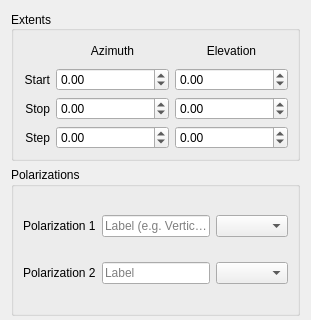
The window that pychamber/app/ui/experiment_widget.ui (PyChamber/PyChamber) describes before a commit, drawn with Qt 5; both pictures show x 0 to 311 and y 0 to 320 of the 311 by 483 pixel window.
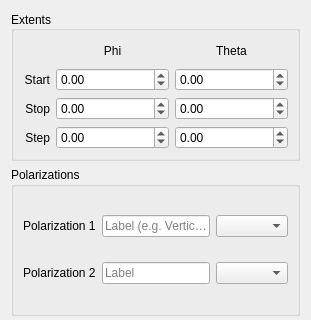
The same window after the commit. Custom widgets are drawn as their Qt base class.

```diff
--- a/pychamber/app/ui/experiment_widget.ui
+++ b/pychamber/app/ui/experiment_widget.ui
@@ -41,7 +41,7 @@
          </sizepolicy>
         </property>
         <property name="text">
-         <string>Elevation</string>
+         <string>Theta</string>
         </property>
         <property name="alignment">
          <set>Qt::AlignCenter</set>
@@ -119,7 +119,7 @@
          </sizepolicy>
         </property>
         <property name="text">
-         <string>Azimuth</string>
+         <string>Phi</string>
         </property>
         <property name="alignment">
          <set>Qt::AlignCenter</set>
```
Left out of the diff: 16 changed lines with no effect on the pictures.
